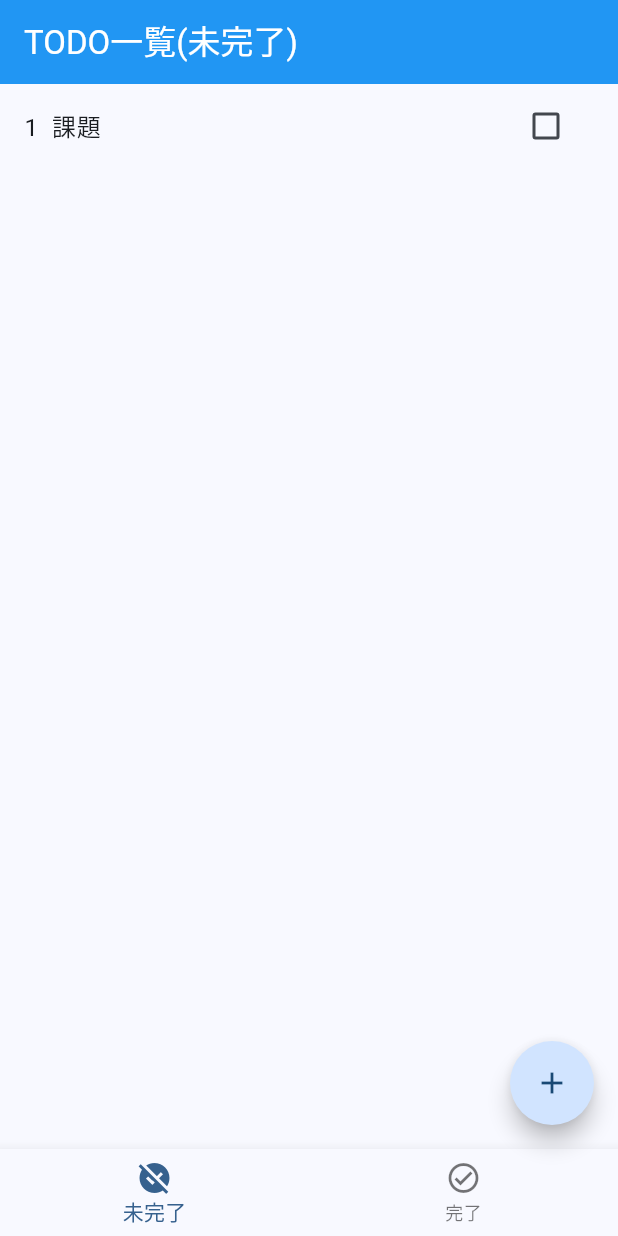
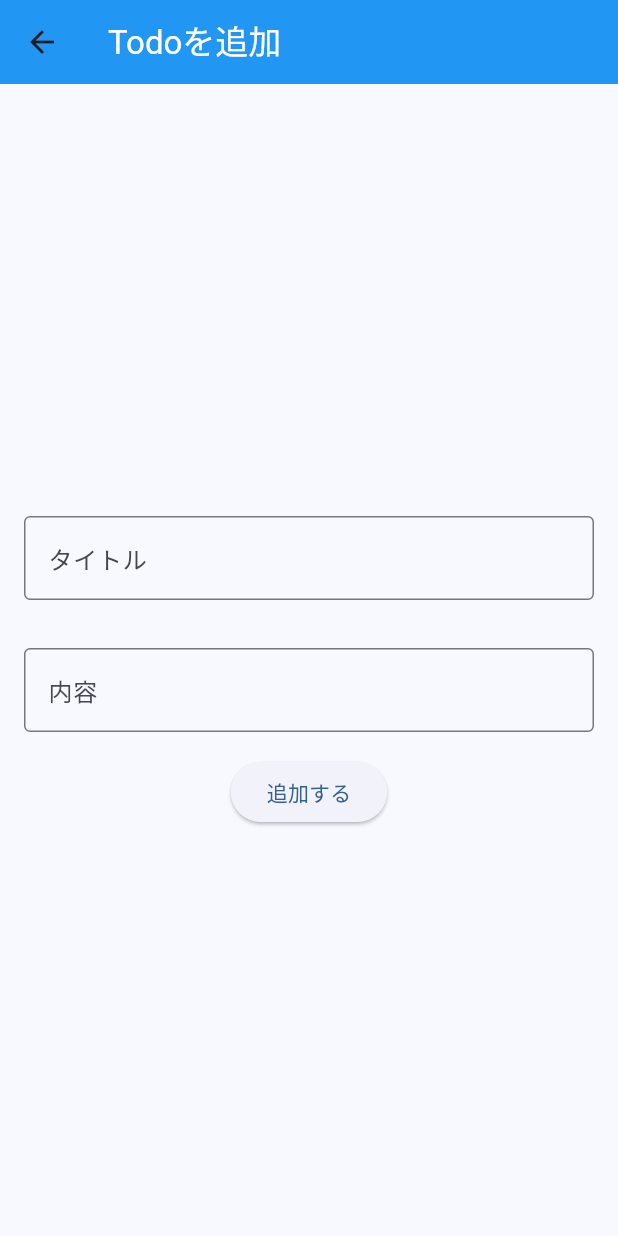
Before and after one commit to TomoyaMizumori/documents, a Flutter app: the screen it shows after launch, after a tap on the "add" icon, on a phone screen of 412 x 824 dp. Run offline on Flutter 3.47's test engine with Material 3 defaults, Android fonts, the phone set to English and light mode, and no system bars.

Commit message:
TODOを追加

```diff
--- a/flutter/todo_practice/lib/todo_add.dart
+++ b/flutter/todo_practice/lib/todo_add.dart
@@ -0,0 +1,45 @@
+import 'package:flutter/material.dart';
+
+class TodoAdd extends StatelessWidget {
+  const TodoAdd({super.key});
+
+  @override
+  Widget build(BuildContext context) {
+    return Scaffold(
+      appBar: AppBar(
+        title: const Text(
+          'Todoを追加',
+          style: TextStyle(color: Colors.white),
+        ),
+        backgroundColor: Colors.blue,
+      ),
+      body: Form(
+          child: Column(
+        mainAxisAlignment: MainAxisAlignment.center,
+        children: [
+          Padding(
+            padding: const EdgeInsets.all(16.0),
+            child: TextFormField(
+              decoration: const InputDecoration(
+                border: OutlineInputBorder(),
+                labelText: 'タイトル',
+              ),
+              onSaved: (value) => {},
+            ),
+          ),
+          Padding(
+            padding: const EdgeInsets.all(16.0),
+            child: TextFormField(
+              decoration: const InputDecoration(
+                border: OutlineInputBorder(),
+                labelText: '内容',
+              ),
+              onSaved: (value) => {},
+            ),
+          ),
+          ElevatedButton(onPressed: () {}, child: const Text('追加する'))
+        ],
+      )),
+    );
+  }
+}
--- a/flutter/todo_practice/lib/todo_list.dart
+++ b/flutter/todo_practice/lib/todo_list.dart
@@ -1,4 +1,5 @@
 import 'package:flutter/material.dart';
+import 'package:todo_practice/todo_add.dart';
 import 'package:todo_practice/todo_detail.dart';
 import 'package:todo_practice/todo_item.dart';
 
@@ -85,7 +86,10 @@ class _TodoList extends State<TodoList> {
         currentIndex: bottomIndex,
       ),
       floatingActionButton: FloatingActionButton(
-        onPressed: () => debugPrint('新規TODO作成'), //TODO navigator push使う
+        onPressed: () =>
+            Navigator.of(context).push(MaterialPageRoute(builder: (context) {
+          return const TodoAdd();
+        })),
         shape: const CircleBorder(),
         child: const Icon(Icons.add),
       ),
```
